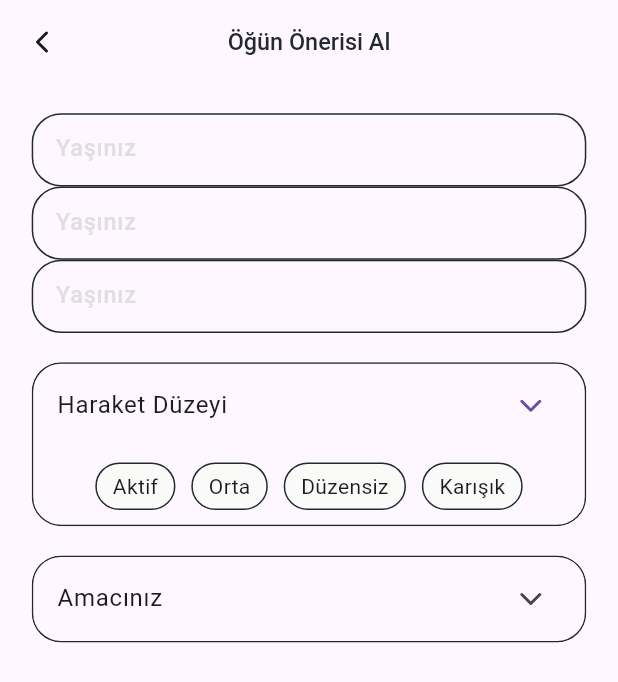
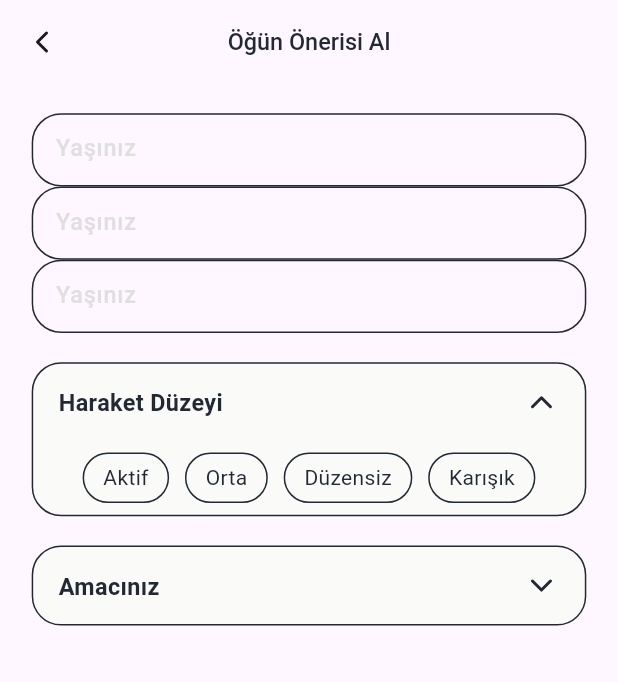
Before and after one commit to Yusufesen1521/intellimeal_mobile, a Flutter app: the GetMealRecommendation screen opened by its route, after a tap on "Haraket Düzeyi", on a phone screen of 412 x 824 dp. Shown: the top 682 px of the screen. Run offline on Flutter 3.47's test engine with Material 3 defaults, Android fonts, the phone set to English and light mode, and no system bars; our stand-ins replace flutter_screenutil, go_router, lucide_icons_flutter.

Commit message:
Refactor meal recommendation UI to use SelectableExpansionWrap for improved selection options

```diff
--- a/lib/screens/profile/get_meal_recommendation.dart
+++ b/lib/screens/profile/get_meal_recommendation.dart
@@ -3,6 +3,7 @@ import 'package:flutter_screenutil/flutter_screenutil.dart';
 import 'package:go_router/go_router.dart';
 import 'package:intellimeal/utils/app_colors.dart';
 import 'package:intellimeal/utils/widgets/apptextfield.dart';
+import 'package:intellimeal/utils/widgets/selectable_expansion_wrap.dart';
 import 'package:lucide_icons_flutter/lucide_icons.dart';
 
 class GetMealRecommendation extends StatefulWidget {
@@ -57,119 +58,18 @@ class _GetMealRecommendationState extends State<GetMealRecommendation> {
               onChanged: (value) {},
             ),
             SizedBox(height: 20.h),
-            ExpansionTile(
-              shape: RoundedRectangleBorder(
-                borderRadius: BorderRadius.circular(20.r),
-                side: BorderSide(color: AppColors.appBlack),
-              ),
-              collapsedShape: RoundedRectangleBorder(
-                borderRadius: BorderRadius.circular(20.r),
-                side: BorderSide(color: AppColors.appBlack),
-              ),
-              title: Text('Haraket Düzeyi'),
-              trailing: Icon(LucideIcons.chevronDown),
-              childrenPadding: EdgeInsets.symmetric(vertical: 10.h),
-              children: [
-                Wrap(
-                  spacing: 10.w,
-                  children: [
-                    Container(
-                      padding: EdgeInsets.symmetric(horizontal: 10.w, vertical: 5.h),
-                      decoration: BoxDecoration(
-                        color: AppColors.appWhite,
-                        borderRadius: BorderRadius.circular(20.r),
-                        border: Border.all(color: AppColors.appBlack),
-                      ),
-                      child: Text('Aktif'),
-                    ),
-                    Container(
-                      padding: EdgeInsets.symmetric(horizontal: 10.w, vertical: 5.h),
-                      decoration: BoxDecoration(
-                        color: AppColors.appWhite,
-                        borderRadius: BorderRadius.circular(20.r),
-                        border: Border.all(color: AppColors.appBlack),
-                      ),
-                      child: Text('Orta'),
-                    ),
-                    Container(
-                      padding: EdgeInsets.symmetric(horizontal: 10.w, vertical: 5.h),
-                      decoration: BoxDecoration(
-                        color: AppColors.appWhite,
-                        borderRadius: BorderRadius.circular(20.r),
-                        border: Border.all(color: AppColors.appBlack),
-                      ),
-                      child: Text('Düzensiz'),
-                    ),
-                    Container(
-                      padding: EdgeInsets.symmetric(horizontal: 10.w, vertical: 5.h),
-                      decoration: BoxDecoration(
-                        color: AppColors.appWhite,
-                        borderRadius: BorderRadius.circular(20.r),
-                        border: Border.all(color: AppColors.appBlack),
-                      ),
-                      child: Text('Karışık'),
-                    ),
-                  ],
-                ),
-              ],
+            SelectableExpansionWrap(
+              title: 'Haraket Düzeyi',
+              options: const ['Aktif', 'Orta', 'Düzensiz', 'Karışık'],
+              multiSelect: false,
+              onSelectionChanged: (values) {},
             ),
             SizedBox(height: 20.h),
-            ExpansionTile(
-              shape: RoundedRectangleBorder(
-                borderRadius: BorderRadius.circular(20.r),
-                side: BorderSide(color: AppColors.appBlack),
-              ),
-              collapsedShape: RoundedRectangleBorder(
-                borderRadius: BorderRadius.circular(20.r),
-                side: BorderSide(color: AppColors.appBlack),
-              ),
-              title: Text('Amacınız'),
-              trailing: Icon(LucideIcons.chevronDown),
-              childrenPadding: EdgeInsets.symmetric(vertical: 10.h),
-              children: [
-                Wrap(
-                  spacing: 10.w,
-                  runSpacing: 10.h,
-                  children: [
-                    Container(
-                      padding: EdgeInsets.symmetric(horizontal: 10.w, vertical: 5.h),
-                      decoration: BoxDecoration(
-                        color: AppColors.appWhite,
-                        borderRadius: BorderRadius.circular(20.r),
-                        border: Border.all(color: AppColors.appBlack),
-                      ),
-                      child: Text('Kilo Vermek'),
-                    ),
-                    Container(
-                      padding: EdgeInsets.symmetric(horizontal: 10.w, vertical: 5.h),
-                      decoration: BoxDecoration(
-                        color: AppColors.appWhite,
-                        borderRadius: BorderRadius.circular(20.r),
-                        border: Border.all(color: AppColors.appBlack),
-                      ),
-                      child: Text('Kilo Kaybetmek'),
-                    ),
-                    Container(
-                      padding: EdgeInsets.symmetric(horizontal: 10.w, vertical: 5.h),
-                      decoration: BoxDecoration(
-                        color: AppColors.appWhite,
-                        borderRadius: BorderRadius.circular(20.r),
-                        border: Border.all(color: AppColors.appBlack),
-                      ),
-                      child: Text('Kilo Koruma'),
-                    ),
-                    Container(
-                      padding: EdgeInsets.symmetric(horizontal: 10.w, vertical: 5.h),
-                      decoration: BoxDecoration(
-                        color: AppColors.appWhite,
-                        borderRadius: BorderRadius.circular(20.r),
-                        border: Border.all(color: AppColors.appBlack),
-                      ),
-                      child: Text('Sağlık'),
-                    ),
-                  ],
-                ),
-              ],
+            SelectableExpansionWrap(
+              title: 'Amacınız',
+              options: const ['Kilo Vermek', 'Kilo Kaybetmek', 'Kilo Koruma', 'Sağlık'],
+              multiSelect: true,
+              onSelectionChanged: (values) {},
             ),
           ],
         ),
--- /dev/null
+++ b/lib/utils/widgets/selectable_expansion_wrap.dart
@@ -0,0 +1,164 @@
+import 'package:flutter/material.dart';
+import 'package:flutter_screenutil/flutter_screenutil.dart';
+import 'package:lucide_icons_flutter/lucide_icons.dart';
+
+import 'package:intellimeal/utils/app_colors.dart';
+
+class SelectableExpansionWrap extends StatefulWidget {
+  const SelectableExpansionWrap({
+    super.key,
+    required this.title,
+    required this.options,
+    this.initialSelectedValues = const [],
+    this.onSelectionChanged,
+    this.wrapSpacing,
+    this.wrapRunSpacing,
+    this.multiSelect = true,
+  });
+
+  final String title;
+  final List<String> options;
+  final List<String> initialSelectedValues;
+  final ValueChanged<List<String>>? onSelectionChanged;
+  final double? wrapSpacing;
+  final double? wrapRunSpacing;
+  final bool multiSelect;
+
+  @override
+  State<SelectableExpansionWrap> createState() => _SelectableExpansionWrapState();
+}
+
+class _SelectableExpansionWrapState extends State<SelectableExpansionWrap> with SingleTickerProviderStateMixin {
+  static const _animationDuration = Duration(milliseconds: 220);
+
+  late final Set<String> _selectedValues;
+  bool _isExpanded = false;
+
+  @override
+  void initState() {
+    super.initState();
+    _selectedValues = widget.initialSelectedValues.where(widget.options.contains).toSet();
+  }
+
+  void _toggleExpansion() {
+    setState(() {
+      _isExpanded = !_isExpanded;
+    });
+  }
+
+  void _handleSelection(String value) {
+    setState(() {
+      if (widget.multiSelect) {
+        if (_selectedValues.contains(value)) {
+          _selectedValues.remove(value);
+        } else {
+          _selectedValues.add(value);
+        }
+      } else {
+        if (_selectedValues.contains(value) && _selectedValues.length == 1) {
+          _selectedValues.clear();
+        } else {
+          _selectedValues
+            ..clear()
+            ..add(value);
+        }
+      }
+    });
+    widget.onSelectionChanged?.call(_selectedValues.toList(growable: false));
+  }
+
+  @override
+  Widget build(BuildContext context) {
+    final borderRadius = BorderRadius.circular(20.r);
+    return AnimatedContainer(
+      duration: _animationDuration,
+      curve: Curves.easeInOut,
+      decoration: BoxDecoration(
+        borderRadius: borderRadius,
+        border: Border.all(color: AppColors.appBlack),
+        color: AppColors.appWhite,
+      ),
+      child: Column(
+        children: [
+          Material(
+            color: Colors.transparent,
+            borderRadius: borderRadius,
+            child: InkWell(
+              borderRadius: borderRadius,
+              onTap: _toggleExpansion,
+              child: Padding(
+                padding: EdgeInsets.symmetric(horizontal: 16.w, vertical: 14.h),
+                child: Row(
+                  children: [
+                    Expanded(
+                      child: Text(
+                        widget.title,
+                        style: TextStyle(
+                          fontSize: 16.sp,
+                          fontWeight: FontWeight.w600,
+                          color: AppColors.appBlack,
+                        ),
+                      ),
+                    ),
+                    AnimatedSwitcher(
+                      duration: _animationDuration,
+                      transitionBuilder: (child, animation) => RotationTransition(
+                        turns: Tween<double>(begin: 0.8, end: 1.0).animate(animation),
+                        child: FadeTransition(opacity: animation, child: child),
+                      ),
+                      child: Icon(
+                        _isExpanded ? LucideIcons.chevronUp : LucideIcons.chevronDown,
+                        key: ValueKey<bool>(_isExpanded),
+                        color: AppColors.appBlack,
+                      ),
+                    ),
+                  ],
+                ),
+              ),
+            ),
+          ),
+          AnimatedSize(
+            duration: _animationDuration,
+            curve: Curves.easeInOut,
+            child: _isExpanded
+                ? Padding(
+                    padding: EdgeInsets.symmetric(horizontal: 4.w, vertical: 8.h),
+                    child: Wrap(
+                      spacing: widget.wrapSpacing ?? 10.w,
+                      runSpacing: widget.wrapRunSpacing ?? 10.h,
+                      children: widget.options.map(_buildSelectableChip).toList(),
+                    ),
+                  )
+                : const SizedBox.shrink(),
+          ),
+        ],
+      ),
+    );
+  }
+
+  Widget _buildSelectableChip(String value) {
+    final isSelected = _selectedValues.contains(value);
+    return Material(
+      color: Colors.transparent,
+      child: InkWell(
+        borderRadius: BorderRadius.circular(20.r),
+        onTap: () => _handleSelection(value),
+        child: Container(
+          padding: EdgeInsets.symmetric(horizontal: 12.w, vertical: 6.h),
+          decoration: BoxDecoration(
+            color: isSelected ? AppColors.appBlack : AppColors.appWhite,
+            borderRadius: BorderRadius.circular(20.r),
+            border: Border.all(color: AppColors.appBlack),
+          ),
+          child: Text(
+            value,
+            style: TextStyle(
+              color: isSelected ? AppColors.appWhite : AppColors.appBlack,
+              fontWeight: isSelected ? FontWeight.w600 : FontWeight.w400,
+            ),
+          ),
+        ),
+      ),
+    );
+  }
+}
```
